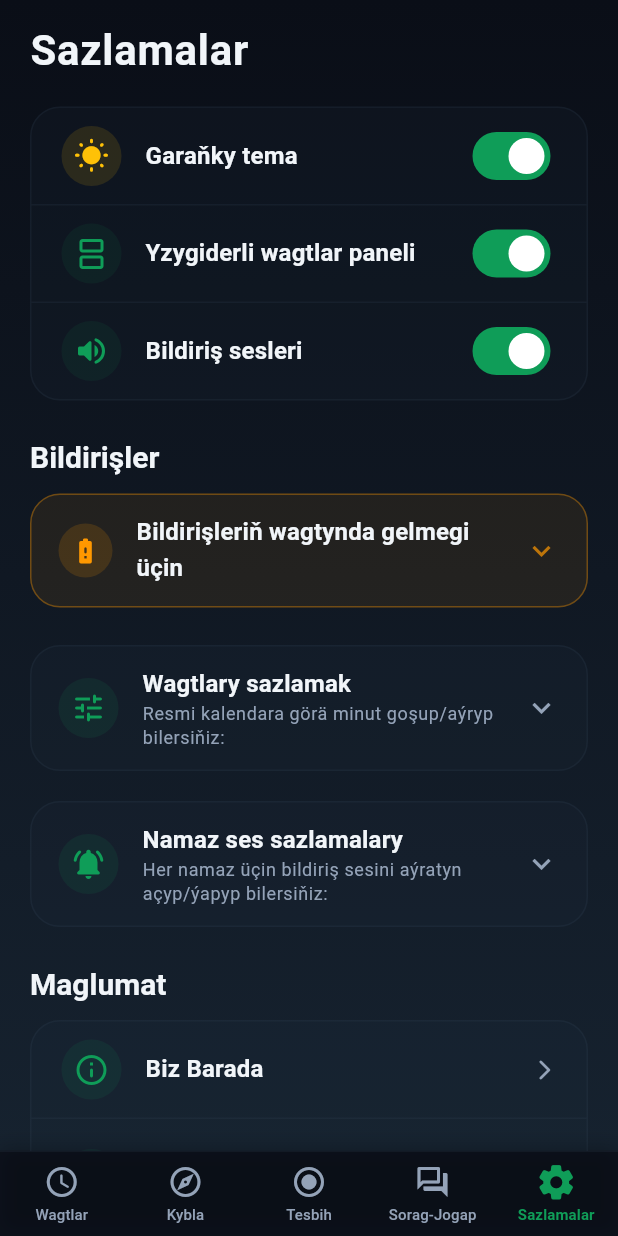
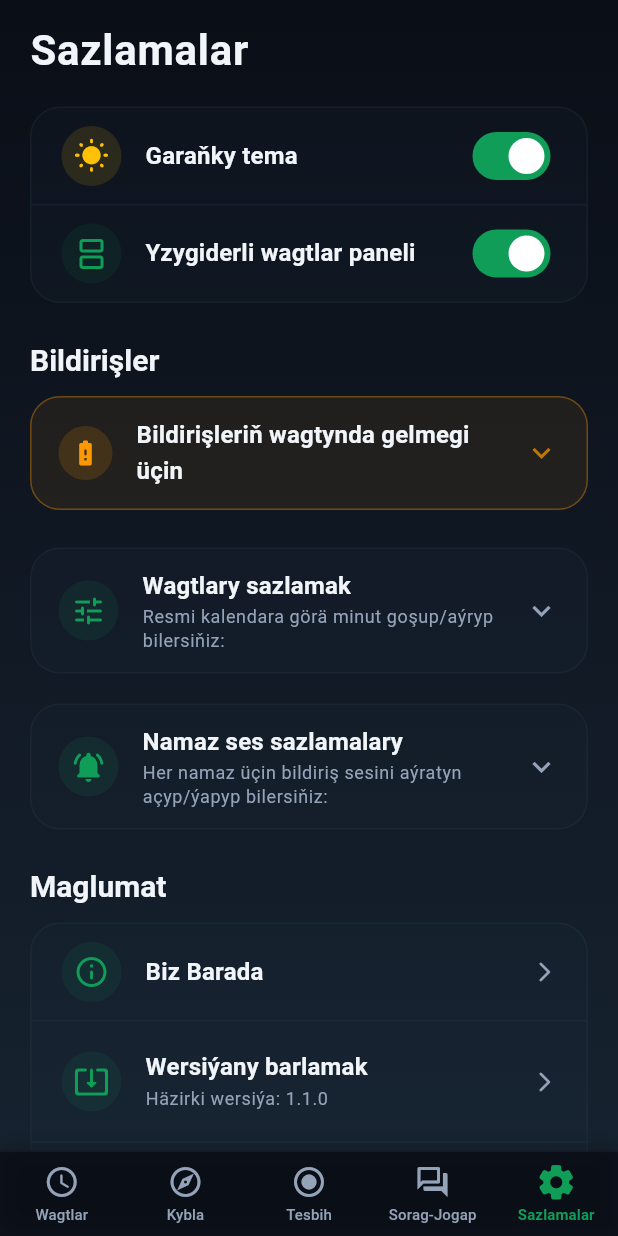
Before and after one commit to Abdyrahmanp/gazojak_namaz_wagty, a Flutter app: the screen it shows after launch, swiped to page 5, on a phone screen of 412 x 824 dp. Run offline on Flutter 3.47's test engine with Material 3 defaults, Android fonts, the phone set to English and light mode, and no system bars; our stand-ins replace flutter_compass, flutter_local_notifications, flutter_markdown, share_plus, shared_preferences, timezone and 1 more; network calls fail.

Commit message:
bildiris sesleri fix duzetlmek

```diff
--- a/lib/providers/app_state.dart
+++ b/lib/providers/app_state.dart
@@ -337,6 +337,14 @@ class AppState extends ChangeNotifier {
   Future<void> setPrayerSoundEnabled(String key, bool val) async {
     if (_prayerSoundEnabled.containsKey(key)) {
       _prayerSoundEnabled[key] = val;
+      // If user enables any per-prayer sound, automatically enable global
+      // notification sound as well — there's no point having a per-prayer
+      // sound on while the master switch is off.
+      if (val && !_notificationSoundEnabled) {
+        _notificationSoundEnabled = true;
+        final prefs = await SharedPreferences.getInstance();
+        await prefs.setBool('notification_sound_enabled', true);
+      }
       notifyListeners();
       final prefs = await SharedPreferences.getInstance();
       await prefs.setBool('prayer_sound_$key', val);
--- a/lib/screens/settings_screen.dart
+++ b/lib/screens/settings_screen.dart
@@ -286,21 +286,6 @@ class _SettingsScreenState extends State<SettingsScreen> {
                       onChanged: (v) {
                         HapticFeedback.selectionClick();
                         widget.appState.togglePersistentNotification(v);
-                      },
-                      tt: tt,
-                      tc: tc,
-                      borderColor: borderColor,
-                      showDivider: true,
-                    ),
-                    _switchTile(
-                      icon: Icons.volume_up_rounded,
-                      iconColor: AppColors.emeraldGreen,
-                      iconBg: AppColors.emeraldGreen.withValues(alpha: 0.08),
-                      label: TkTranslations.notificationSoundSetting,
-                      value: widget.appState.notificationSoundEnabled,
-                      onChanged: (v) {
-                        HapticFeedback.selectionClick();
-                        widget.appState.toggleNotificationSound(v);
                       },
                       tt: tt,
                       tc: tc,
@@ -890,44 +875,23 @@ class _SettingsScreenState extends State<SettingsScreen> {
           iconColor: AppColors.emeraldGreen,
           collapsedIconColor: sc,
           children: [
-            // Global sound off warning
-            if (!globalSoundOn)
-              Padding(
-                padding: const EdgeInsets.fromLTRB(16, 8, 16, 4),
-                child: Container(
-                  padding: const EdgeInsets.symmetric(horizontal: 14, vertical: 10),
-                  decoration: BoxDecoration(
-                    color: Colors.orange.withValues(alpha: isDark ? 0.1 : 0.08),
-                    borderRadius: BorderRadius.circular(12),
-                    border: Border.all(color: Colors.orange.withValues(alpha: 0.35)),
-                  ),
-                  child: Row(
-                    children: [
-                      const Icon(Icons.volume_off_rounded, color: Colors.orange, size: 18),
-                      const SizedBox(width: 10),
-                      Expanded(
-                        child: Text(
-                          'Umumy bildiriş sesi öçürilipdir. Aşakdaky sazlamalar umumy ses açylanda güýje girer.',
-                          style: tt.bodySmall?.copyWith(color: Colors.orange, height: 1.45),
-                        ),
-                      ),
-                    ],
-                  ),
-                ),
-              ),
+            // Per-prayer sound rows
             Padding(
-              padding: const EdgeInsets.fromLTRB(16, 8, 16, 12),
+              padding: const EdgeInsets.fromLTRB(16, 8, 16, 4),
               child: Column(
                 children: List.generate(_prayerKeys.length, (i) {
                   final key = _prayerKeys[i];
                   final name = TkTranslations.prayerNames[key] ?? key;
                   final icon = _prayerIcons[key] ?? Icons.access_time_rounded;
-                  final isEnabled = prayerSoundEnabled[key] ?? true;
+                  // When global sound is OFF, visually treat all prayer sounds as OFF
+                  final isEnabled = globalSoundOn && (prayerSoundEnabled[key] ?? true);
                   final isLast = i == _prayerKeys.length - 1;
 
                   return Column(
                     children: [
-                      Container(
+                      AnimatedContainer(
+                        duration: const Duration(milliseconds: 220),
+                        curve: Curves.easeInOut,
                         padding: const EdgeInsets.symmetric(horizontal: 14, vertical: 6),
                         decoration: BoxDecoration(
                           color: isEnabled
@@ -944,10 +908,14 @@ class _SettingsScreenState extends State<SettingsScreen> {
                         ),
                         child: Row(
                           children: [
-                            Icon(
-                              isEnabled ? Icons.volume_up_rounded : Icons.volume_off_rounded,
-                              color: isEnabled ? AppColors.emeraldGreen : sc,
-                              size: 18,
+                            AnimatedSwitcher(
+                              duration: const Duration(milliseconds: 200),
+                              child: Icon(
+                                isEnabled ? Icons.volume_up_rounded : Icons.volume_off_rounded,
+                                key: ValueKey(isEnabled),
+                                color: isEnabled ? AppColors.emeraldGreen : sc,
+                                size: 18,
+                              ),
                             ),
                             const SizedBox(width: 6),
                             Icon(icon, color: isEnabled ? AppColors.emeraldGreen : sc, size: 18),
@@ -961,6 +929,8 @@ class _SettingsScreenState extends State<SettingsScreen> {
                                 ),
                               ),
                             ),
+                            // When global sound is off, switch shows as off and is
+                            // still interactive — tapping it re-enables global sound too.
                             Switch.adaptive(
                               value: isEnabled,
                               activeThumbColor: Colors.white,
@@ -971,6 +941,8 @@ class _SettingsScreenState extends State<SettingsScreen> {
                                   : Colors.black.withValues(alpha: 0.1),
                               onChanged: (v) {
                                 HapticFeedback.selectionClick();
+                                // setPrayerSoundEnabled auto-enables global
+                                // sound when v==true (see AppState).
                                 appState.setPrayerSoundEnabled(key, v);
                               },
                             ),
@@ -981,6 +953,91 @@ class _SettingsScreenState extends State<SettingsScreen> {
                     ],
                   );
                 }),
+              ),
+            ),
+
+            // ── Divider ──────────────────────────────────────────────────────
+            Padding(
+              padding: const EdgeInsets.symmetric(horizontal: 16),
+              child: Divider(color: borderColor, height: 1),
+            ),
+
+            // ── Global notification sound toggle (master) — always at bottom ──
+            Padding(
+              padding: const EdgeInsets.fromLTRB(14, 8, 14, 12),
+              child: Container(
+                padding: const EdgeInsets.symmetric(horizontal: 14, vertical: 8),
+                decoration: BoxDecoration(
+                  color: globalSoundOn
+                      ? AppColors.emeraldGreen.withValues(alpha: isDark ? 0.10 : 0.07)
+                      : (isDark
+                          ? Colors.white.withValues(alpha: 0.04)
+                          : Colors.black.withValues(alpha: 0.03)),
+                  borderRadius: BorderRadius.circular(16),
+                  border: Border.all(
+                    color: globalSoundOn
+                        ? AppColors.emeraldGreen.withValues(alpha: 0.35)
+                        : borderColor,
+                    width: globalSoundOn ? 1.5 : 1.0,
+                  ),
+                ),
+                child: Row(
+                  children: [
+                    Container(
+                      padding: const EdgeInsets.all(7),
+                      decoration: BoxDecoration(
+                        color: globalSoundOn
+                            ? AppColors.emeraldGreen.withValues(alpha: 0.15)
+                            : (isDark
+                                ? Colors.white.withValues(alpha: 0.07)
+                                : Colors.black.withValues(alpha: 0.05)),
+                        shape: BoxShape.circle,
+                      ),
+                      child: Icon(
+                        globalSoundOn ? Icons.volume_up_rounded : Icons.volume_off_rounded,
+                        color: globalSoundOn ? AppColors.emeraldGreen : sc,
+                        size: 18,
+                      ),
+                    ),
+                    const SizedBox(width: 12),
+                    Expanded(
+                      child: Column(
+                        crossAxisAlignment: CrossAxisAlignment.start,
+                        children: [
+                          Text(
+                            TkTranslations.notificationSoundSetting,
+                            style: tt.bodyMedium?.copyWith(
+                              color: tc,
+                              fontWeight: FontWeight.w700,
+                            ),
+                          ),
+                          Text(
+                            globalSoundOn
+                                ? 'Namaz bildiriş sesleri işjeň'
+                                : 'Ähli namaz bildiriş sesleri öçük',
+                            style: tt.bodySmall?.copyWith(
+                              color: globalSoundOn ? AppColors.emeraldGreen : sc,
+                              fontSize: 11,
+                            ),
+                          ),
+                        ],
+                      ),
+                    ),
+                    Switch.adaptive(
+                      value: globalSoundOn,
+                      activeThumbColor: Colors.white,
+                      activeTrackColor: AppColors.emeraldGreen,
+                      inactiveThumbColor: isDark ? Colors.white38 : Colors.white,
+                      inactiveTrackColor: isDark
+                          ? Colors.white.withValues(alpha: 0.12)
+                          : Colors.black.withValues(alpha: 0.1),
+                      onChanged: (v) {
+                        HapticFeedback.selectionClick();
+                        appState.toggleNotificationSound(v);
+                      },
+                    ),
+                  ],
+                ),
               ),
             ),
           ],
```
Also changed, not shown: assets/icon/app_icon_foreground.png (deleted).
